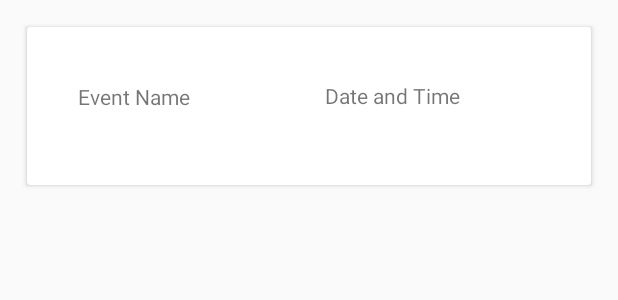
After one commit to JyzPoohs/Eventify, an Android app: the layout event_list.xml on its own in the app's theme, with its tools: preview values and no code run, on a phone screen of 412 x 824 dp. The commit adds this screen. Shown: the top 300 px of the screen. Run offline under Robolectric (Android 15) with nearby library versions, the phone set to English and light mode, and no system bars.

Commit message:
Recycler View & link eventKey & userUID

```diff
--- a/app/src/main/AndroidManifest.xml
+++ b/app/src/main/AndroidManifest.xml
@@ -17,6 +17,9 @@
         android:supportsRtl="true"
         android:theme="@style/Theme.Eventify"
         tools:targetApi="31">
+        <activity
+            android:name=".EventListActivity"
+            android:exported="false" />
         <activity
             android:name=".Invitation"
             android:exported="false" />
--- a/app/src/main/java/com/example/eventify/HomeActivity.java
+++ b/app/src/main/java/com/example/eventify/HomeActivity.java
@@ -29,7 +29,7 @@ public class HomeActivity extends AppCompatActivity {
             @Override
             public void onClick(View view) {
                 // Code to navigate to another page (activity)
-                Intent intent = new Intent(HomeActivity.this, CreateEventActivity.class);
+                Intent intent = new Intent(HomeActivity.this, EventListActivity.class);
                 startActivity(intent);
             }
         });
--- /dev/null
+++ b/app/src/main/res/layout/event_list.xml
@@ -0,0 +1,76 @@
+<?xml version="1.0" encoding="utf-8"?>
+<LinearLayout
+    xmlns:android="http://schemas.android.com/apk/res/android"
+    xmlns:app="http://schemas.android.com/apk/res-auto"
+    xmlns:tools="http://schemas.android.com/tools"
+    android:layout_width="match_parent"
+    android:layout_height="wrap_content"
+    android:layout_margin="10dp"
+    android:orientation="vertical">
+
+    <androidx.cardview.widget.CardView
+        android:layout_width="match_parent"
+        android:layout_height="wrap_content"
+        android:layout_margin="8dp">
+
+        <androidx.constraintlayout.widget.ConstraintLayout
+            android:layout_width="match_parent"
+            android:layout_height="wrap_content"
+            android:padding="20dp">
+
+            <TextView
+                android:id="@+id/EventName"
+                android:layout_width="wrap_content"
+                android:layout_height="wrap_content"
+                android:layout_marginTop="16dp"
+                android:text="Event Name"
+                app:layout_constraintBottom_toTopOf="@+id/textViewEventName"
+                app:layout_constraintEnd_toEndOf="parent"
+                app:layout_constraintHorizontal_bias="0.053"
+                app:layout_constraintStart_toStartOf="parent"
+                app:layout_constraintTop_toTopOf="parent"
+                app:layout_constraintVertical_bias="0.952" />
+
+            <TextView
+                android:id="@+id/DateTime"
+                android:layout_width="wrap_content"
+                android:layout_height="wrap_content"
+                android:layout_marginTop="16dp"
+                android:text="Date and Time"
+                app:layout_constraintBottom_toTopOf="@+id/textViewEventDateTime"
+                app:layout_constraintEnd_toEndOf="parent"
+                app:layout_constraintHorizontal_bias="0.726"
+                app:layout_constraintLeft_toRightOf="@+id/EventName"
+                app:layout_constraintStart_toStartOf="parent"
+                app:layout_constraintTop_toTopOf="parent"
+                app:layout_constraintVertical_bias="0.041" />
+
+            <TextView
+                android:id="@+id/textViewEventName"
+                android:layout_width="wrap_content"
+                android:layout_height="wrap_content"
+                android:textSize="16sp"
+                android:textStyle="bold"
+                app:layout_constraintBottom_toBottomOf="parent"
+                app:layout_constraintEnd_toEndOf="parent"
+                app:layout_constraintHorizontal_bias="0.164"
+                app:layout_constraintStart_toStartOf="parent"
+                app:layout_constraintTop_toTopOf="parent"
+                app:layout_constraintVertical_bias="0.833" />
+
+            <TextView
+                android:id="@+id/textViewEventDateTime"
+                android:layout_width="wrap_content"
+                android:layout_height="wrap_content"
+                android:textSize="16sp"
+                android:textStyle="bold"
+                app:layout_constraintBottom_toBottomOf="parent"
+                app:layout_constraintEnd_toEndOf="parent"
+                app:layout_constraintHorizontal_bias="0.672"
+                app:layout_constraintStart_toStartOf="parent"
+                app:layout_constraintTop_toTopOf="parent"
+                app:layout_constraintVertical_bias="0.813" />
+
+        </androidx.constraintlayout.widget.ConstraintLayout>
+    </androidx.cardview.widget.CardView>
+</LinearLayout>
```
Also changed, not shown: app/src/main/java/com/example/eventify/CreateEventActivity.java (+11 -9 lines), app/src/main/java/com/example/eventify/Event.java (+23 -1 lines), app/src/main/java/com/example/eventify/EventListActivity.java (added, +79 -0 lines), app/src/main/java/com/example/eventify/EventsAdapter.java (added, +57 -0 lines), app/src/main/res/layout/activity_event_list.xml (added, +35 -0 lines).
